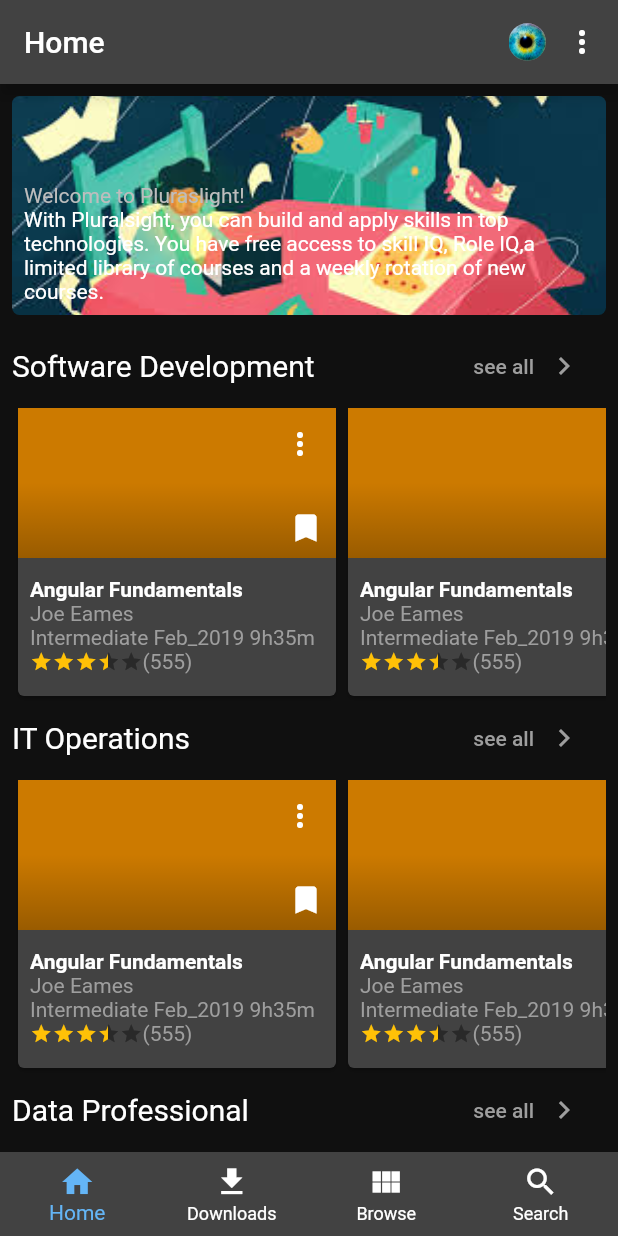
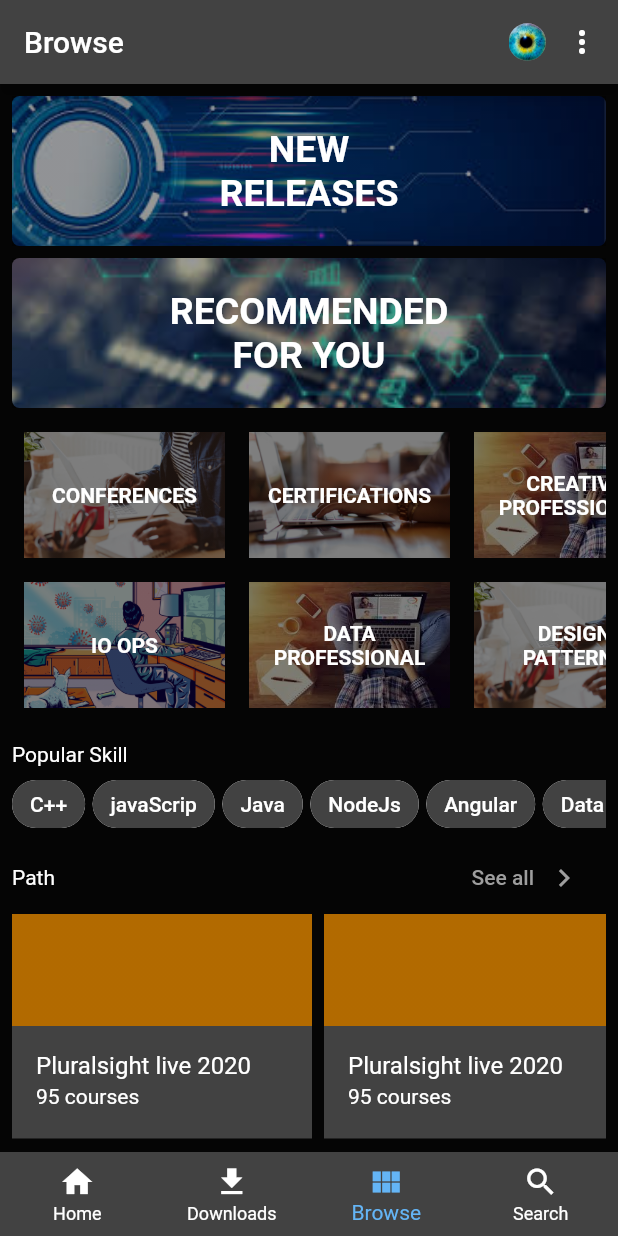
Before and after one commit to 1712901/Pluralsight, a Flutter app: the screen it shows after launch, on a phone screen of 412 x 824 dp. Run offline on Flutter 3.47's test engine with Material 2 defaults, Android fonts, the phone set to English and light mode, and no system bars; drawn by our look-alikes of flutter_rating_bar.

Commit message:
Thêm BrowsePage

```diff
--- /dev/null
+++ b/lib/Page/BrowsePage.dart
@@ -0,0 +1,297 @@
+import 'package:Pluralsight/Components/AppBar.dart';
+import 'package:flutter/material.dart';
+
+class BrowsePase extends StatelessWidget {
+  final List<Catelogy> category = [
+    Catelogy(
+        image: "assets/images/DownloadPage/category1.jpg", name: "CONFERENCES"),
+    Catelogy(image: "assets/images/DownloadPage/category3.jpg", name: "IO OPS"),
+    Catelogy(
+        image: "assets/images/DownloadPage/category2.jpg",
+        name: "CERTIFICATIONS"),
+    Catelogy(
+        image: "assets/images/DownloadPage/category4.jpg",
+        name: "DATA\nPROFESSIONAL"),
+    Catelogy(
+        image: "assets/images/DownloadPage/category4.jpg",
+        name: "CREATIVE\nPROFESSIONAL"),
+    Catelogy(
+        image: "assets/images/DownloadPage/category1.jpg",
+        name: "DESIGN\nPATTERNS"),
+  ];
+  final List<String> skills = [
+    'C++',
+    'javaScrip',
+    'Java',
+    'NodeJs',
+    'Angular',
+    'Data Analysis',
+    'Design Patterns',
+    'Python',
+    '.NET',
+    'SQL',
+    'React',
+    'Android',
+    'Machine Learning'
+  ];
+
+  @override
+  Widget build(BuildContext context) {
+    return Scaffold(
+      backgroundColor: Colors.black87,
+      appBar: myAppbar(title: 'Browse'),
+      body: SingleChildScrollView(
+        child: Padding(
+          padding: const EdgeInsets.all(8.0),
+          child: Column(
+            crossAxisAlignment: CrossAxisAlignment.start,
+            children: [
+              Container(
+                margin: EdgeInsets.only(bottom: 8.0),
+                height: 100,
+                width: double.infinity,
+                decoration: BoxDecoration(
+                    //color: Colors.orange,
+                    borderRadius: BorderRadius.circular(5),
+                    image: DecorationImage(
+                        image: AssetImage(
+                            "assets/images/DownloadPage/new-releases.jpg"),
+                        fit: BoxFit.cover)),
+                child: Container(
+                  alignment: Alignment.center,
+                  decoration: BoxDecoration(
+                      gradient: LinearGradient(colors: [
+                    Colors.black.withOpacity(0.4),
+                    Colors.black.withOpacity(0.4)
+                  ])),
+                  child: Text(
+                    'NEW \nRELEASES',
+                    style: TextStyle(
+                        color: Colors.white,
+                        fontSize: 25,
+                        fontWeight: FontWeight.bold),
+                    textAlign: TextAlign.center,
+                  ),
+                ),
+              ),
+              Container(
+                margin: EdgeInsets.only(bottom: 8.0),
+                height: 100,
+                width: double.infinity,
+                decoration: BoxDecoration(
+                    borderRadius: BorderRadius.circular(5),
+                    image: DecorationImage(
+                        image: AssetImage(
+                            "assets/images/DownloadPage/recommended.jpg"),
+                        fit: BoxFit.cover)),
+                child: Container(
+                  alignment: Alignment.center,
+                  decoration: BoxDecoration(
+                      gradient: LinearGradient(colors: [
+                    Colors.black.withOpacity(0.4),
+                    Colors.black.withOpacity(0.4)
+                  ])),
+                  child: Text(
+                    'RECOMMENDED \nFOR YOU',
+                    style: TextStyle(
+                        color: Colors.white,
+                        fontSize: 25,
+                        fontWeight: FontWeight.bold),
+                    textAlign: TextAlign.center,
+                  ),
+                ),
+              ),
+              Container(
+                height: 200,
+                child: GridView.count(
+                  scrollDirection: Axis.horizontal,
+                  crossAxisCount: 2,
+                  childAspectRatio: 2 / 3,
+                  children: category.map((item) {
+                    return Padding(
+                      padding: const EdgeInsets.all(8.0),
+                      child: GridTile(
+                        //color: Colors.white,
+                        child: Container(
+                          decoration: BoxDecoration(
+                              image: DecorationImage(
+                                  image: AssetImage('${item.image}'),
+                                  fit: BoxFit.cover)),
+                          child: Container(
+                            decoration: BoxDecoration(
+                                gradient: LinearGradient(colors: [
+                              Colors.black.withOpacity(0.5),
+                              Colors.black.withOpacity(0.5)
+                            ])),
+                            child: Align(
+                                child: Text(
+                              '${item.name}',
+                              style: TextStyle(
+                                  color: Colors.white,
+                                  fontWeight: FontWeight.bold),
+                              textAlign: TextAlign.center,
+                            )),
+                          ),
+                        ),
+                      ),
+                    );
+                  }).toList(),
+                ),
+              ),
+              SizedBox(
+                height: 15,
+              ),
+              Text(
+                'Popular Skill',
+                style: TextStyle(color: Colors.white),
+              ),
+              Container(
+                height: 50,
+                child: ListView.builder(
+                    itemCount: skills.length,
+                    scrollDirection: Axis.horizontal,
+                    itemBuilder: (context, index) {
+                      return Padding(
+                        padding: const EdgeInsets.only(right: 5.0),
+                        child: GestureDetector(
+                          onTap: () {
+                            print(skills[index].toString());
+                          },
+                          child: Chip(
+                              backgroundColor: Colors.grey[800],
+                              label: Text(
+                                '${skills[index]}',
+                                style: TextStyle(color: Colors.white),
+                              )),
+                        ),
+                      );
+                    }),
+              ),
+              Row(
+                mainAxisAlignment: MainAxisAlignment.spaceBetween,
+                children: [
+                  Text(
+                    'Path',
+                    style: TextStyle(color: Colors.white),
+                  ),
+                  FlatButton.icon(
+                    onPressed: () {},
+                    icon: Text(
+                      'See all',
+                    ),
+                    label: Icon(Icons.navigate_next),
+                    textColor: Colors.grey,
+                  )
+                ],
+              ),
+              Container(
+                height: 150,
+                child: ListView.builder(
+                    itemCount: 10,
+                    scrollDirection: Axis.horizontal,
+                    itemBuilder: (context, index) {
+                      return Padding(
+                        padding: const EdgeInsets.only(right: 8.0),
+                        child: AspectRatio(
+                          aspectRatio: 2 / 1.5,
+                          child: Container(
+                            color: Colors.grey[800],
+                            child: Column(
+                              crossAxisAlignment: CrossAxisAlignment.start,
+                              children: [
+                                Expanded(
+                                  flex: 1,
+                                  child: Container(
+                                    decoration: BoxDecoration(
+                                      color: Colors.orange,
+                                    ),
+                                    child: Container(
+                                      decoration: BoxDecoration(
+                                        gradient: LinearGradient(colors: [
+                                          Colors.black.withOpacity(0.3),
+                                          Colors.black.withOpacity(0.3),
+                                        ]),
+                                      ),
+                                    ),
+                                  ),
+                                ),
+                                Expanded(
+                                  flex: 1,
+                                  child: ListTile(
+                                    title: Text(
+                                      'Pluralsight live 2020',
+                                      style: TextStyle(color: Colors.white),
+                                      textAlign: TextAlign.start,
+                                      maxLines: 2,
+                                      overflow: TextOverflow.ellipsis,
+                                    ),
+                                    subtitle: Text(
+                                      '95 courses',
+                                      style: TextStyle(color: Colors.white),
+                                    ),
+                                  ),
+                                )
+                              ],
+                            ),
+                          ),
+                        ),
+                      );
+                    }),
+              ),
+              SizedBox(
+                height: 15,
+              ),
+              Text(
+                'Top authors',
+                style: TextStyle(color: Colors.white),
+              ),
+              Container(
+                height: 150,
+                child: ListView.builder(
+                    itemCount: 10,
+                    scrollDirection: Axis.horizontal,
+                    itemBuilder: (context, index) {
+                      return Padding(
+                        padding: const EdgeInsets.all(8.0),
+                        child: Column(
+                          children: [
+                            Container(
+                              height: 75,
+                              child: ClipOval(
+                                child: AspectRatio(
+                                  aspectRatio: 1/1,
+                                  child: Container(
+                                    decoration: BoxDecoration(
+                                    color: Colors.orange,
+                                    ),
+                                    child: Container(
+                                      decoration: BoxDecoration(
+                                        gradient: LinearGradient(colors: [Colors.black.withOpacity(0.3),Colors.black.withOpacity(0.3),])
+                                      ),
+                                    ),
+                                  ),
+                                ),
+                              ),
+                            ),
+                            Container(
+                              width: 75,
+                              child: Text('Ross Bagurdes',style: TextStyle(color: Colors.white),overflow: TextOverflow.ellipsis,maxLines: 2,textAlign: TextAlign.center,)
+                            )
+                          ],
+                        ),
+                      );
+                    }),
+              )
+            ],
+          ),
+        ),
+      ),
+    );
+  }
+}
+
+class Catelogy {
+  String name;
+  String image;
+  Catelogy({this.name, this.image});
+}
--- a/lib/main.dart
+++ b/lib/main.dart
@@ -1,3 +1,4 @@
+import 'package:Pluralsight/Page/BrowsePage.dart';
 import 'package:Pluralsight/Page/DowloadPage.dart';
 import 'package:Pluralsight/Page/HomePage.dart';
 import 'package:flutter/material.dart';
@@ -14,7 +15,7 @@ class Home extends StatefulWidget {
 }
 
 class _HomeState extends State<Home> {
-  int _selectedIndex = 0;
+  int _selectedIndex = 2;
 
   void onItemTapped(int index) {
     setState(() {
@@ -26,7 +27,7 @@ class _HomeState extends State<Home> {
   List<Widget> optionSlected = [
     HomePage(title: 'Home',),
     DownLoadsPage(),
-    HomePage(title: 'Browse',),
+    BrowsePase(),
     HomePage(title: 'Search',),
   ];
 
--- a/pubspec.yaml
+++ b/pubspec.yaml
@@ -49,6 +49,12 @@ flutter:
   assets:
     - assets/images/avaImage.jpg
     - assets/images/background.jpg
+    - assets/images/DownloadPage/new-releases.jpg
+    - assets/images/DownloadPage/recommended.jpg
+    - assets/images/DownloadPage/category1.jpg
+    - assets/images/DownloadPage/category2.jpg
+    - assets/images/DownloadPage/category3.jpg
+    - assets/images/DownloadPage/category4.jpg
 
   # An image asset can refer to one or more resolution-specific "variants", see
   # https://flutter.dev/assets-and-images/#resolution-aware.
```
Also changed, not shown: assets/images/DownloadPage/category1.jpg (added), assets/images/DownloadPage/category2.jpg (added), assets/images/DownloadPage/category3.jpg (added), assets/images/DownloadPage/category4.jpg (added), assets/images/DownloadPage/new-releases.jpg (added), assets/images/DownloadPage/recommended.jpg (added).
